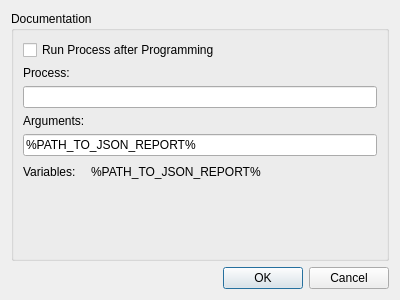
The window that qt/project/src/optionsdiag.ui (Crystal-Photonics/crystalBoot) describes before a commit, drawn with Qt 5.
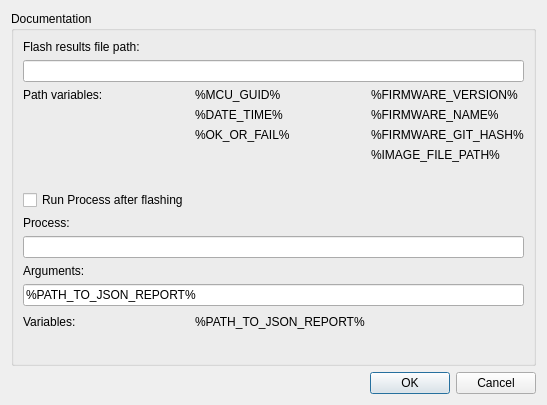
The same window after the commit.

```diff
--- a/qt/project/src/optionsdiag.ui
+++ b/qt/project/src/optionsdiag.ui
@@ -6,29 +6,39 @@
    <rect>
     <x>0</x>
     <y>0</y>
-    <width>400</width>
-    <height>300</height>
+    <width>507</width>
+    <height>405</height>
    </rect>
   </property>
   <property name="windowTitle">
    <string>Dialog</string>
   </property>
   <layout class="QGridLayout" name="gridLayout">
+   <item row="2" column="0">
+    <widget class="QDialogButtonBox" name="buttonBox">
+     <property name="orientation">
+      <enum>Qt::Horizontal</enum>
+     </property>
+     <property name="standardButtons">
+      <set>QDialogButtonBox::Cancel|QDialogButtonBox::Ok</set>
+     </property>
+    </widget>
+   </item>
    <item row="0" column="0">
     <widget class="QGroupBox" name="groupBox">
      <property name="title">
       <string>Documentation</string>
      </property>
      <layout class="QGridLayout" name="gridLayout_2">
-      <item row="5" column="1">
-       <widget class="QLabel" name="label_4">
+      <item row="6" column="1">
+       <widget class="QLabel" name="label_7">
         <property name="text">
-         <string>%PATH_TO_JSON_REPORT%</string>
+         <string>%MCU_GUID%</string>
         </property>
        </widget>
       </item>
-      <item row="6" column="0">
-       <spacer name="verticalSpacer">
+      <item row="11" column="0">
+       <spacer name="verticalSpacer_2">
         <property name="orientation">
          <enum>Qt::Vertical</enum>
         </property>
@@ -40,28 +50,7 @@
         </property>
        </spacer>
       </item>
-      <item row="5" column="0">
-       <widget class="QLabel" name="label_3">
-        <property name="text">
-         <string>Variables:</string>
-        </property>
-       </widget>
-      </item>
-      <item row="3" column="0">
-       <widget class="QLabel" name="label_2">
-        <property name="text">
-         <string>Arguments:</string>
-        </property>
-       </widget>
-      </item>
-      <item row="1" column="0">
-       <widget class="QLabel" name="label">
-        <property name="text">
-         <string>Process:</string>
-        </property>
-       </widget>
-      </item>
-      <item row="5" column="2">
+      <item row="19" column="2">
        <spacer name="horizontalSpacer">
         <property name="orientation">
          <enum>Qt::Horizontal</enum>
@@ -74,36 +63,126 @@
         </property>
        </spacer>
       </item>
-      <item row="4" column="0" colspan="3">
+      <item row="18" column="0" colspan="3">
        <widget class="QLineEdit" name="edtArguments">
         <property name="text">
          <string>%PATH_TO_JSON_REPORT%</string>
         </property>
        </widget>
       </item>
-      <item row="2" column="0" colspan="3">
-       <widget class="QLineEdit" name="edtProcess"/>
+      <item row="17" column="0">
+       <widget class="QLabel" name="label_2">
+        <property name="text">
+         <string>Arguments:</string>
+        </property>
+       </widget>
       </item>
-      <item row="0" column="0" colspan="3">
+      <item row="3" column="0">
+       <widget class="QLabel" name="label_5">
+        <property name="text">
+         <string>Flash results file path:</string>
+        </property>
+       </widget>
+      </item>
+      <item row="12" column="0">
        <widget class="QCheckBox" name="chbRunProcess">
         <property name="text">
-         <string>Run Process after Programming</string>
+         <string>Run Process after flashing</string>
+        </property>
+       </widget>
+      </item>
+      <item row="4" column="0" colspan="3">
+       <widget class="QLineEdit" name="edtResultPath"/>
+      </item>
+      <item row="16" column="0" colspan="3">
+       <widget class="QLineEdit" name="edtProcess"/>
+      </item>
+      <item row="19" column="1">
+       <widget class="QLabel" name="label_4">
+        <property name="text">
+         <string>%PATH_TO_JSON_REPORT%</string>
+        </property>
+       </widget>
+      </item>
+      <item row="20" column="0">
+       <spacer name="verticalSpacer">
+        <property name="orientation">
+         <enum>Qt::Vertical</enum>
+        </property>
+        <property name="sizeHint" stdset="0">
+         <size>
+          <width>20</width>
+          <height>40</height>
+         </size>
+        </property>
+       </spacer>
+      </item>
+      <item row="19" column="0">
+       <widget class="QLabel" name="label_3">
+        <property name="text">
+         <string>Variables:</string>
+        </property>
+       </widget>
+      </item>
+      <item row="10" column="2">
+       <widget class="QLabel" name="label_8">
+        <property name="text">
+         <string>%IMAGE_FILE_PATH%</string>
+        </property>
+       </widget>
+      </item>
+      <item row="6" column="0">
+       <widget class="QLabel" name="label_6">
+        <property name="text">
+         <string>Path variables:</string>
+        </property>
+       </widget>
+      </item>
+      <item row="13" column="0">
+       <widget class="QLabel" name="label">
+        <property name="text">
+         <string>Process:</string>
+        </property>
+       </widget>
+      </item>
+      <item row="6" column="2">
+       <widget class="QLabel" name="label_11">
+        <property name="text">
+         <string>%FIRMWARE_VERSION%</string>
+        </property>
+       </widget>
+      </item>
+      <item row="9" column="2">
+       <widget class="QLabel" name="label_12">
+        <property name="text">
+         <string>%FIRMWARE_GIT_HASH%</string>
+        </property>
+       </widget>
+      </item>
+      <item row="7" column="2">
+       <widget class="QLabel" name="label_10">
+        <property name="text">
+         <string>%FIRMWARE_NAME%</string>
+        </property>
+       </widget>
+      </item>
+      <item row="9" column="1">
+       <widget class="QLabel" name="label_9">
+        <property name="text">
+         <string>%OK_OR_FAIL%</string>
+        </property>
+       </widget>
+      </item>
+      <item row="7" column="1">
+       <widget class="QLabel" name="label_13">
+        <property name="text">
+         <string>%DATE_TIME%</string>
         </property>
        </widget>
       </item>
      </layout>
     </widget>
    </item>
-   <item row="1" column="0">
-    <widget class="QDialogButtonBox" name="buttonBox">
-     <property name="orientation">
-      <enum>Qt::Horizontal</enum>
-     </property>
-     <property name="standardButtons">
-      <set>QDialogButtonBox::Cancel|QDialogButtonBox::Ok</set>
-     </property>
-    </widget>
-   </item>
   </layout>
  </widget>
  <resources/>
```
